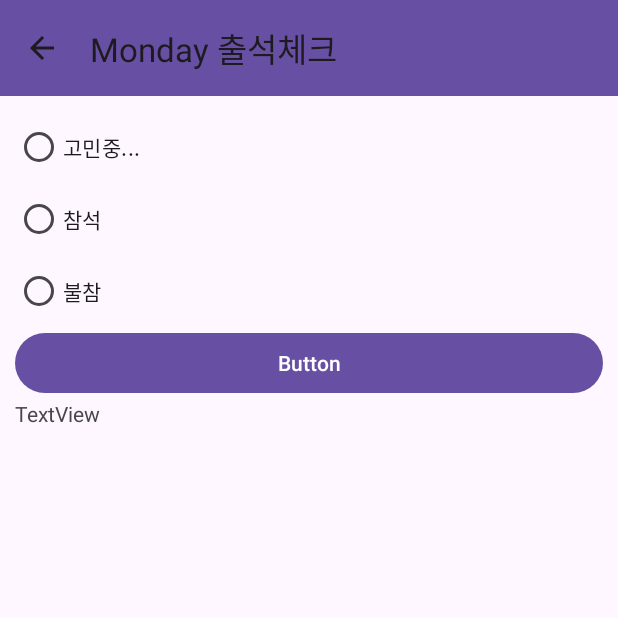
After one commit to ayz1070/YeoMinRakAndroid, an Android app: the CheckAttendanceActivity screen opened directly, with no data from a screen before it, on a phone screen of 412 x 824 dp, the top half of it. The commit adds this screen. Run offline under Robolectric (Android 15) with nearby library versions, the phone set to English and light mode, and no system bars.

Commit message:
CheckAttendanceActivity 출석 체크 여부 기능 구현

```diff
--- /dev/null
+++ b/app/src/main/java/kr/co/lion/yeominrak/CheckAttendanceActivity.kt
@@ -0,0 +1,65 @@
+package kr.co.lion.yeominrak
+
+import androidx.appcompat.app.AppCompatActivity
+import android.os.Bundle
+import kr.co.lion.yeominrak.databinding.ActivityCheckAttendanceBinding
+
+class CheckAttendanceActivity : AppCompatActivity() {
+    lateinit var binding:ActivityCheckAttendanceBinding
+    lateinit var attendanceList:MutableList<Attendance>
+    override fun onCreate(savedInstanceState: Bundle?) {
+        super.onCreate(savedInstanceState)
+        binding = ActivityCheckAttendanceBinding.inflate(layoutInflater)
+        setContentView(binding.root)
+
+        initData()
+        initView()
+        setToolbar()
+        setEvent()
+
+    }
+
+    fun setToolbar(){
+        binding.apply{
+            toolbarCheckAttendance.apply{
+                title = "${Util.getCurrentDayOfWeek()} 출석체크"
+
+                setNavigationIcon(R.drawable.arrow_back_24px)
+
+            }
+        }
+    }
+
+    fun initData(){
+        attendanceList = mutableListOf()
+    }
+
+    fun initView(){
+
+    }
+
+    fun setEvent(){
+        binding.apply{
+            buttonAttendance.setOnClickListener {
+                when(radioGroupAttendance.checkedRadioButtonId){
+                    R.id.radioButtonNotSelected -> {
+                        val attendance = Attendance(Util.testUser,AttendState.NOT_SELECTED)
+                        attendanceList.add(attendance)
+                        textViewTest.setText("${attendance.user.userName} ${attendance.isAttend.str}")
+                    }
+                    R.id.radioButtonAttend -> {
+                        val attendance = Attendance(Util.testUser,AttendState.ATTEND)
+                        attendanceList.add(attendance)
+                        textViewTest.setText("${attendance.user.userName} ${attendance.isAttend.str}")
+                    }
+                    R.id.radioButtonNotAttend -> {
+                        val attendance = Attendance(Util.testUser,AttendState.NOT_ATTEND)
+                        attendanceList.add(attendance)
+                        textViewTest.setText("${attendance.user.userName} ${attendance.isAttend.str}")
+                    }
+                    else -> "선택해주세요"
+                }
+            }
+        }
+    }
+}
--- a/app/src/main/java/kr/co/lion/yeominrak/Util.kt
+++ b/app/src/main/java/kr/co/lion/yeominrak/Util.kt
@@ -1,7 +1,9 @@
 package kr.co.lion.yeominrak
 
 import java.text.SimpleDateFormat
+import java.util.Calendar
 import java.util.Date
+import java.util.Locale
 
 class Util {
     companion object{
@@ -35,5 +37,15 @@ class Util {
             return timeFormat.format(currentTime)
         }
 
+        fun getCurrentDayOfWeek(): String {
+            val calendar = Calendar.getInstance()
+            val dayOfWeek = calendar.get(Calendar.DAY_OF_WEEK)
+
+            val sdf = SimpleDateFormat("EEEE", Locale.getDefault())
+            val currentDate = calendar.time
+
+            return sdf.format(currentDate)
+        }
+
     }
 }
--- /dev/null
+++ b/app/src/main/res/layout/activity_check_attendance.xml
@@ -0,0 +1,62 @@
+<?xml version="1.0" encoding="utf-8"?>
+<LinearLayout xmlns:android="http://schemas.android.com/apk/res/android"
+    xmlns:app="http://schemas.android.com/apk/res-auto"
+    xmlns:tools="http://schemas.android.com/tools"
+    android:layout_width="match_parent"
+    android:layout_height="match_parent"
+    android:orientation="vertical"
+    tools:context=".CheckAttendanceActivity">
+
+    <com.google.android.material.appbar.MaterialToolbar
+        android:id="@+id/toolbarCheckAttendance"
+        android:layout_width="match_parent"
+        android:layout_height="wrap_content"
+        android:background="?attr/colorPrimary"
+        android:minHeight="?attr/actionBarSize"
+        android:theme="?attr/actionBarTheme" />
+
+    <LinearLayout
+        android:layout_width="match_parent"
+        android:layout_height="match_parent"
+        android:orientation="vertical"
+        android:padding="10dp">
+
+        <RadioGroup
+            android:id="@+id/radioGroupAttendance"
+            android:layout_width="match_parent"
+            android:layout_height="wrap_content">
+
+            <RadioButton
+                android:id="@+id/radioButtonNotSelected"
+                android:layout_width="match_parent"
+                android:layout_height="wrap_content"
+                android:text="고민중..." />
+
+            <RadioButton
+                android:id="@+id/radioButtonAttend"
+                android:layout_width="match_parent"
+                android:layout_height="wrap_content"
+                android:text="참석" />
+
+            <RadioButton
+                android:id="@+id/radioButtonNotAttend"
+                android:layout_width="match_parent"
+                android:layout_height="wrap_content"
+                android:text="불참" />
+
+        </RadioGroup>
+
+        <Button
+            android:id="@+id/buttonAttendance"
+            android:layout_width="match_parent"
+            android:layout_height="wrap_content"
+            android:text="Button" />
+
+        <TextView
+            android:id="@+id/textViewTest"
+            android:layout_width="match_parent"
+            android:layout_height="wrap_content"
+            android:text="TextView" />
+
+    </LinearLayout>
+</LinearLayout>
```
Also changed, not shown: app/src/main/AndroidManifest.xml (+13 -0 lines), app/src/main/java/kr/co/lion/yeominrak/Attendance.kt (added, +12 -0 lines), app/src/main/java/kr/co/lion/yeominrak/MainActivity.kt (+10 -1 lines), app/src/main/java/kr/co/lion/yeominrak/MyService.kt (added, +114 -0 lines), app/src/main/res/layout/activity_main.xml (+10 -0 lines).
